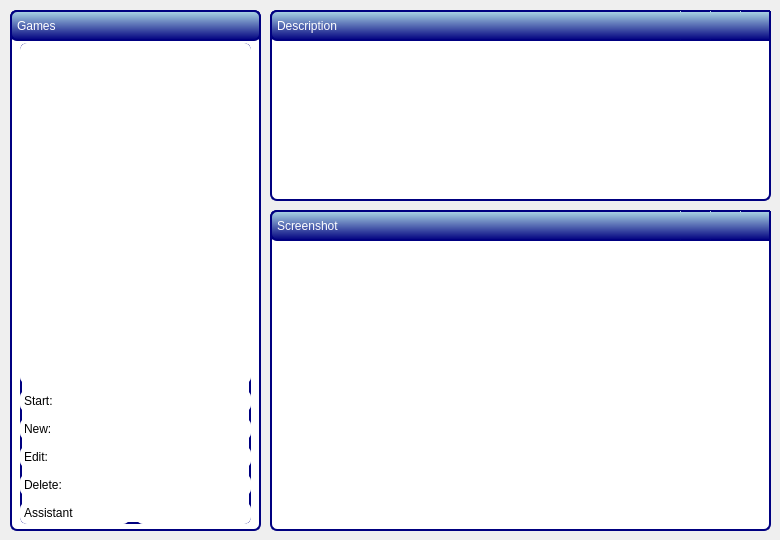
The window that dboxfe/ui/dboxfe.ui (LasDesu/DBoxFE) describes before a commit, drawn with Qt 5.
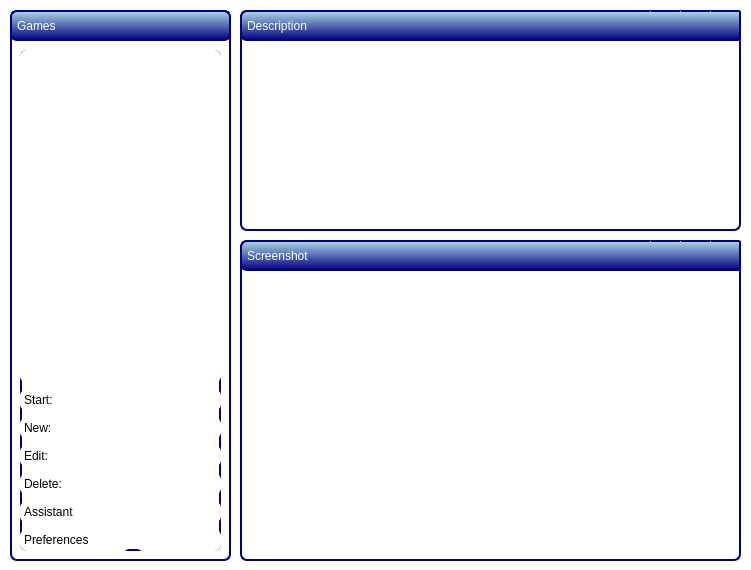
The same window after the commit. Icons and pictures are not drawn.

The edit to the form file:
```diff
--- a/dboxfe/ui/dboxfe.ui
+++ b/dboxfe/ui/dboxfe.ui
@@ -8,27 +8,27 @@
    <rect>
     <x>0</x>
     <y>0</y>
-    <width>780</width>
-    <height>540</height>
+    <width>751</width>
+    <height>570</height>
    </rect>
   </property>
   <property name="minimumSize" >
    <size>
-    <width>780</width>
-    <height>540</height>
+    <width>751</width>
+    <height>570</height>
    </size>
   </property>
   <property name="maximumSize" >
    <size>
-    <width>780</width>
-    <height>540</height>
+    <width>751</width>
+    <height>570</height>
    </size>
   </property>
   <property name="windowTitle" >
    <string>DBoxFE - Startscreen</string>
   </property>
   <property name="styleSheet" >
-   <string notr="true" >QWidget#UiDBoxFEStartScreen {
+   <string notr="true" >QWidget#UiDBoxFE {
 	background-color: white;
 }
 </string>
@@ -38,8 +38,8 @@
     <rect>
      <x>10</x>
      <y>10</y>
-     <width>251</width>
-     <height>521</height>
+     <width>221</width>
+     <height>551</height>
     </rect>
    </property>
    <property name="styleSheet" >
@@ -58,7 +58,7 @@
      <rect>
       <x>0</x>
       <y>0</y>
-      <width>251</width>
+      <width>221</width>
       <height>31</height>
      </rect>
     </property>
@@ -78,17 +78,17 @@
      <string>Games</string>
     </property>
    </widget>
-   <widget class="QWidget" name="layoutWidget" >
+   <widget class="QWidget" name="" >
     <property name="geometry" >
      <rect>
       <x>10</x>
-      <y>33</y>
-      <width>231</width>
-      <height>481</height>
+      <y>40</y>
+      <width>201</width>
+      <height>501</height>
      </rect>
     </property>
-    <layout class="QVBoxLayout" name="verticalLayout_2" >
-     <item>
+    <layout class="QGridLayout" name="glGames" >
+     <item row="0" column="0" >
       <widget class="QListWidget" name="listWidgetGames" >
        <property name="contextMenuPolicy" >
         <enum>Qt::CustomContextMenu</enum>
@@ -100,9 +100,9 @@
        </property>
       </widget>
      </item>
-     <item>
-      <layout class="QVBoxLayout" name="verticalLayout" >
-       <item>
+     <item row="1" column="0" >
+      <layout class="QGridLayout" name="glButtonGroup" >
+       <item row="0" column="0" >
         <layout class="QHBoxLayout" name="hlStartGame" >
          <item>
           <widget class="QLabel" name="labelStartGame" >
@@ -154,10 +154,22 @@
          </item>
         </layout>
        </item>
-       <item>
-        <layout class="QHBoxLayout" name="horizontalLayout" >
+       <item row="1" column="0" >
+        <layout class="QHBoxLayout" name="hlNewProfile" >
          <item>
           <widget class="QLabel" name="labelNewProfile" >
+           <property name="minimumSize" >
+            <size>
+             <width>110</width>
+             <height>0</height>
+            </size>
+           </property>
+           <property name="maximumSize" >
+            <size>
+             <width>110</width>
+             <height>16777215</height>
+            </size>
+           </property>
            <property name="styleSheet" >
             <string notr="true" >border: none;</string>
            </property>
@@ -194,7 +206,7 @@
          </item>
         </layout>
        </item>
-       <item>
+       <item row="2" column="0" >
         <layout class="QHBoxLayout" name="hlEditProfile" >
          <item>
           <widget class="QLabel" name="labelEditProfile" >
@@ -246,7 +258,7 @@
          </item>
         </layout>
        </item>
-       <item>
+       <item row="3" column="0" >
         <layout class="QHBoxLayout" name="hlDeleteProfile" >
          <item>
           <widget class="QLabel" name="labelDeleteProfile" >
@@ -298,7 +310,7 @@
          </item>
         </layout>
        </item>
-       <item>
+       <item row="4" column="0" >
         <layout class="QHBoxLayout" name="hlAssistant" >
          <item>
           <widget class="QLabel" name="labelAssistant" >
@@ -350,6 +362,58 @@
          </item>
         </layout>
        </item>
+       <item row="5" column="0" >
+        <layout class="QHBoxLayout" name="hlPreference" >
+         <item>
+          <widget class="QLabel" name="labelPreferences" >
+           <property name="minimumSize" >
+            <size>
+             <width>110</width>
+             <height>0</height>
+            </size>
+           </property>
+           <property name="maximumSize" >
+            <size>
+             <width>110</width>
+             <height>16777215</height>
+            </size>
+           </property>
+           <property name="styleSheet" >
+            <string notr="true" >border: none;</string>
+           </property>
+           <property name="text" >
+            <string>Preferences</string>
+           </property>
+          </widget>
+         </item>
+         <item>
+          <widget class="QPushButton" name="btnPreferences" >
+           <property name="minimumSize" >
+            <size>
+             <width>0</width>
+             <height>22</height>
+            </size>
+           </property>
+           <property name="maximumSize" >
+            <size>
+             <width>16777215</width>
+             <height>22</height>
+            </size>
+           </property>
+           <property name="styleSheet" >
+            <string notr="true" >border-style: none;</string>
+           </property>
+           <property name="text" >
+            <string/>
+           </property>
+           <property name="icon" >
+            <iconset resource="../../resource/dboxfe.qrc" >
+             <normaloff>:/pics/images/preferences.png</normaloff>:/pics/images/preferences.png</iconset>
+           </property>
+          </widget>
+         </item>
+        </layout>
+       </item>
       </layout>
      </item>
     </layout>
@@ -358,8 +422,8 @@
   <widget class="QFrame" name="frameGameScreenshot" >
    <property name="geometry" >
     <rect>
-     <x>270</x>
-     <y>210</y>
+     <x>240</x>
+     <y>240</y>
      <width>501</width>
      <height>321</height>
     </rect>
@@ -510,10 +574,10 @@
   <widget class="QFrame" name="frameGameDescription" >
    <property name="geometry" >
     <rect>
-     <x>270</x>
+     <x>240</x>
      <y>10</y>
      <width>501</width>
-     <height>191</height>
+     <height>221</height>
     </rect>
    </property>
    <property name="styleSheet" >
@@ -536,7 +600,7 @@
       <x>10</x>
       <y>40</y>
       <width>481</width>
-      <height>141</height>
+      <height>171</height>
      </rect>
     </property>
     <property name="cursor" stdset="0" >
```
Left out of the diff: 3 changed lines with no effect on the pictures.
